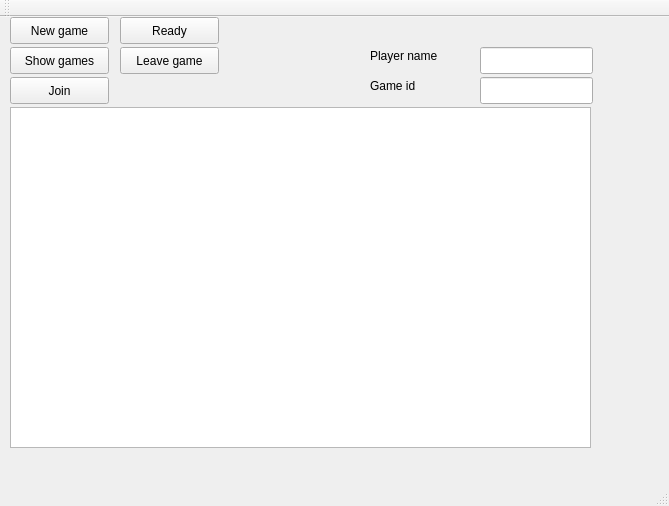
Old version of the form client/mainwindow.ui in the repository vincentvanbush/maumau.
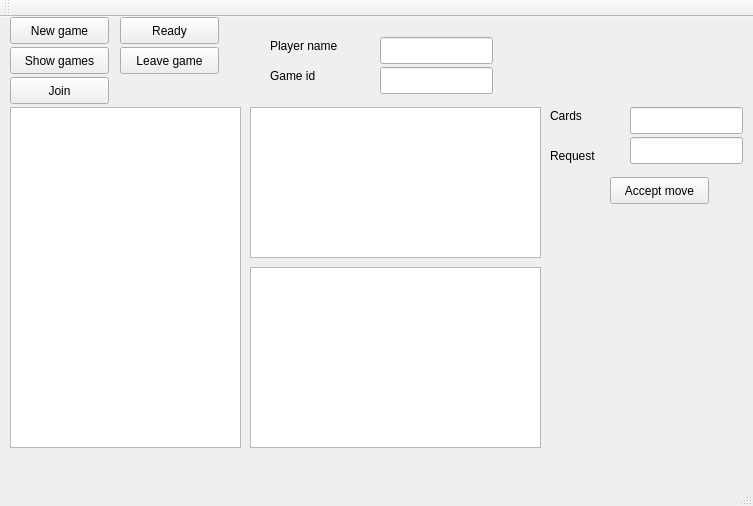
New version of the form.

Commit message: Sending and receiving move

Patch:
```diff
--- a/client/mainwindow.ui
+++ b/client/mainwindow.ui
@@ -6,7 +6,7 @@
    <rect>
     <x>0</x>
     <y>0</y>
-    <width>669</width>
+    <width>753</width>
     <height>506</height>
    </rect>
   </property>
@@ -43,8 +43,8 @@
    <widget class="QLineEdit" name="setNameEdit">
     <property name="geometry">
      <rect>
-      <x>480</x>
-      <y>30</y>
+      <x>380</x>
+      <y>20</y>
       <width>113</width>
       <height>27</height>
      </rect>
@@ -68,7 +68,7 @@
      <rect>
       <x>10</x>
       <y>90</y>
-      <width>581</width>
+      <width>231</width>
       <height>341</height>
      </rect>
     </property>
@@ -76,8 +76,8 @@
    <widget class="QLineEdit" name="setGameIdEdit">
     <property name="geometry">
      <rect>
-      <x>480</x>
-      <y>60</y>
+      <x>380</x>
+      <y>50</y>
       <width>113</width>
       <height>27</height>
      </rect>
@@ -86,8 +86,8 @@
    <widget class="QLabel" name="label">
     <property name="geometry">
      <rect>
-      <x>370</x>
-      <y>30</y>
+      <x>270</x>
+      <y>20</y>
       <width>91</width>
       <height>17</height>
      </rect>
@@ -99,8 +99,8 @@
    <widget class="QLabel" name="label_2">
     <property name="geometry">
      <rect>
-      <x>370</x>
-      <y>60</y>
+      <x>270</x>
+      <y>50</y>
       <width>91</width>
       <height>17</height>
      </rect>
@@ -135,6 +135,85 @@
      <string>Leave game</string>
     </property>
    </widget>
+   <widget class="QPlainTextEdit" name="moveLogTextEdit">
+    <property name="geometry">
+     <rect>
+      <x>250</x>
+      <y>90</y>
+      <width>291</width>
+      <height>151</height>
+     </rect>
+    </property>
+   </widget>
+   <widget class="QPlainTextEdit" name="handTextEdit">
+    <property name="geometry">
+     <rect>
+      <x>250</x>
+      <y>250</y>
+      <width>291</width>
+      <height>181</height>
+     </rect>
+    </property>
+   </widget>
+   <widget class="QLineEdit" name="playedCardsEdit">
+    <property name="geometry">
+     <rect>
+      <x>630</x>
+      <y>90</y>
+      <width>113</width>
+      <height>27</height>
+     </rect>
+    </property>
+   </widget>
+   <widget class="QLineEdit" name="requestEdit">
+    <property name="geometry">
+     <rect>
+      <x>630</x>
+      <y>120</y>
+      <width>113</width>
+      <height>27</height>
+     </rect>
+    </property>
+   </widget>
+   <widget class="QPushButton" name="sendMoveButton">
+    <property name="geometry">
+     <rect>
+      <x>610</x>
+      <y>160</y>
+      <width>99</width>
+      <height>27</height>
+     </rect>
+    </property>
+    <property name="text">
+     <string>Accept move</string>
+    </property>
+   </widget>
+   <widget class="QLabel" name="label_3">
+    <property name="geometry">
+     <rect>
+      <x>550</x>
+      <y>90</y>
+      <width>67</width>
+      <height>17</height>
+     </rect>
+    </property>
+    <property name="text">
+     <string>Cards</string>
+    </property>
+   </widget>
+   <widget class="QLabel" name="label_4">
+    <property name="geometry">
+     <rect>
+      <x>550</x>
+      <y>130</y>
+      <width>67</width>
+      <height>17</height>
+     </rect>
+    </property>
+    <property name="text">
+     <string>Request</string>
+    </property>
+   </widget>
   </widget>
   <widget class="QMenuBar" name="menuBar">
    <property name="geometry">
```
Left out of the diff: 2 changed lines with no effect on the pictures. The commit also changes 5 other files.
